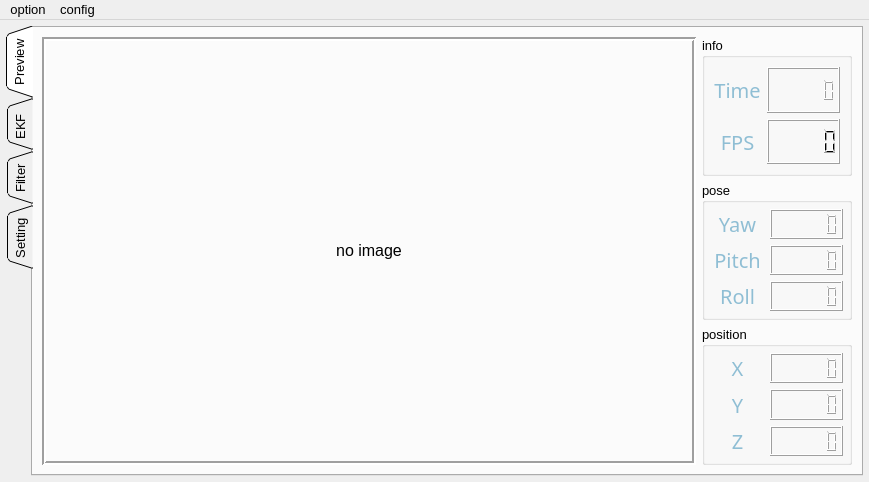
jyfzh/FOXTracker, file assets/ui/mainwindow.ui: the form before one commit.
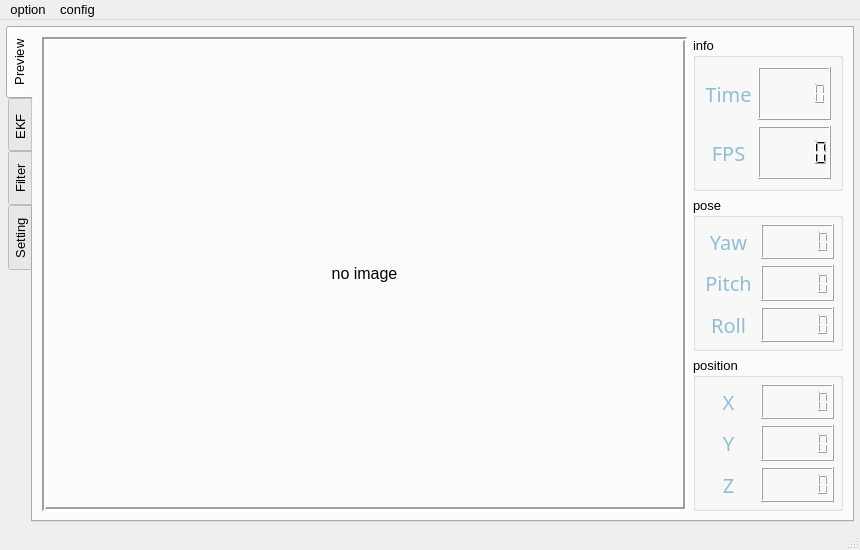
The form after the commit. Custom widgets are drawn as their Qt base class.

Commit message:
Add status bar FPS and time readouts; polish window and config UI
- Add QStatusBar permanent widgets showing live FPS and time in main window

- Tweak main window UI: resize, rounded west tabs, auto-hide tab bar

- Remove hardcoded group-box background/font stylesheets from SettingConfig UI

```diff
--- a/assets/ui/mainwindow.ui
+++ b/assets/ui/mainwindow.ui
@@ -9,8 +9,8 @@
    <rect>
     <x>0</x>
     <y>0</y>
-    <width>869</width>
-    <height>482</height>
+    <width>860</width>
+    <height>550</height>
    </rect>
   </property>
   <property name="minimumSize">
@@ -66,7 +66,7 @@
        <enum>QTabWidget::TabPosition::West</enum>
       </property>
       <property name="tabShape">
-       <enum>QTabWidget::TabShape::Triangular</enum>
+       <enum>QTabWidget::TabShape::Rounded</enum>
       </property>
       <property name="currentIndex">
        <number>0</number>
@@ -81,7 +81,7 @@
        <bool>true</bool>
       </property>
       <property name="tabBarAutoHide">
-       <bool>false</bool>
+       <bool>true</bool>
       </property>
       <widget class="QWidget" name="preview">
        <attribute name="title">
@@ -445,7 +445,7 @@
     <rect>
      <x>0</x>
      <y>0</y>
-     <width>869</width>
+     <width>860</width>
      <height>22</height>
     </rect>
    </property>
@@ -484,6 +484,7 @@
    <addaction name="menu"/>
    <addaction name="menuconfig"/>
   </widget>
+  <widget class="QStatusBar" name="statusBar"/>
   <action name="actionstart">
    <property name="text">
     <string>start</string>
```
The commit also changes 3 other files.
